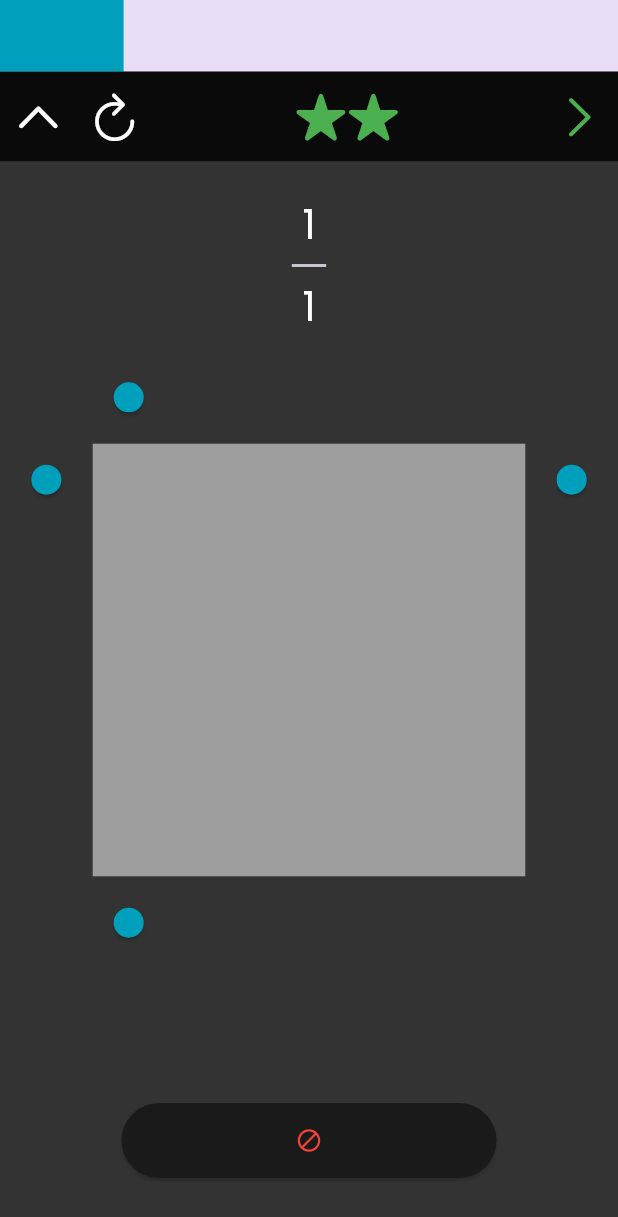
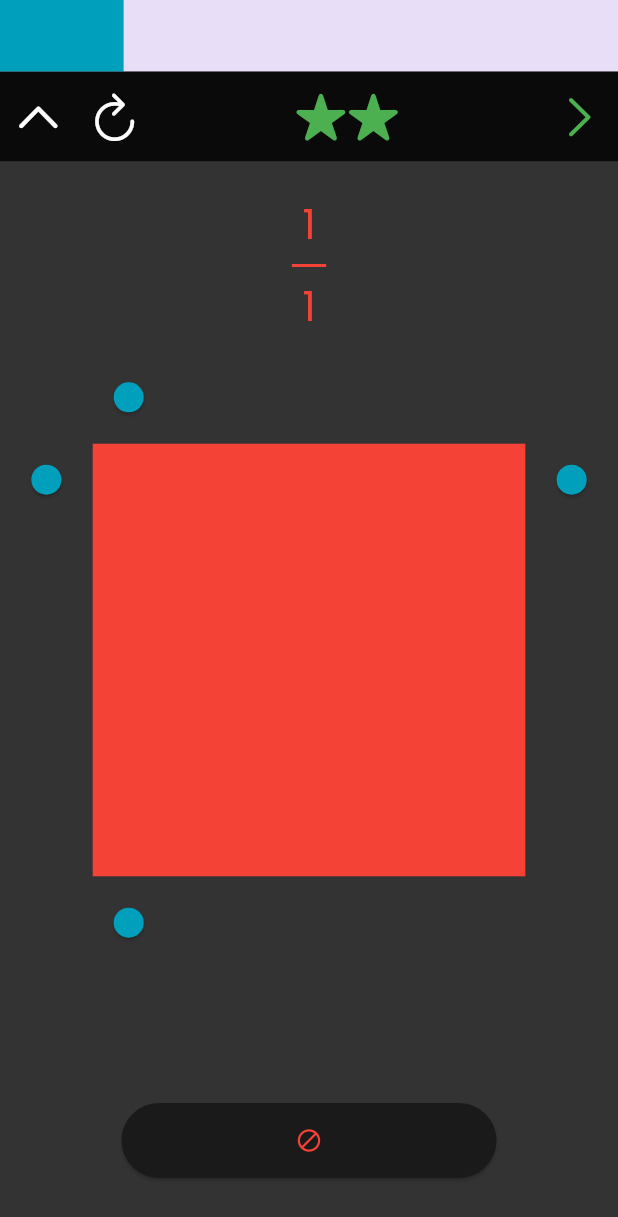
Before and after one commit to Fatah03111995/challange_submission, a Flutter app: the screen it shows after launch, after a tap on "Next", on a phone screen of 412 x 824 dp. Shown: the top 1217 px of the screen. Run offline on Flutter 3.47's test engine with Material 3 defaults, Android fonts, the phone set to English and light mode, and no system bars; our stand-ins replace bloc, equatable, flutter_bloc, flutter_screenutil, fluttertoast, google_fonts.

Commit message:
feat : finishing

```diff
--- a/lib/ui/pages/grid_game.dart
+++ b/lib/ui/pages/grid_game.dart
@@ -1,5 +1,7 @@
 import 'package:challange_submission/core/bloc/game_prop/game_prop_cubit.dart';
 import 'package:challange_submission/core/bloc/game_prop/game_prop_state.dart';
+import 'package:challange_submission/core/bloc/quiz/quiz_bloc.dart';
+import 'package:challange_submission/core/bloc/quiz/quiz_state.dart';
 import 'package:challange_submission/core/model/question_model.dart';
 import 'package:challange_submission/core/theme/my_color.dart';
 import 'package:challange_submission/core/theme/text_styles.dart';
@@ -52,23 +54,46 @@ class _GridGameState extends State<GridGame> {
                   return state.question!;
                 },
                 builder: (context, question) {
+                  return BlocSelector<QuizBloc, QuizState, bool?>(
+                    selector: (state) {
+                      /// RESPONSE ON RESULT TEST
+                      if (state is QuizSuccess) {
+                        return state.result;
+                      }
+                      return null;
+                    },
+                    builder: (context, quizResult) {
                       return Column(
                         crossAxisAlignment: CrossAxisAlignment.center,
                         mainAxisSize: MainAxisSize.min,
                         children: [
                           Text(
                             '${question.nominator}',
-                        style: TextStyles.l.copyWith(color: Colors.white),
+                            style: TextStyles.l.copyWith(
+                                color: quizResult == null
+                                    ? Colors.white
+                                    : quizResult
+                                        ? Colors.green
+                                        : Colors.red),
                           ),
                           SizedBox(
                             width: 20.w,
-                        child: const Divider(
+                            child: Divider(
                                 thickness: 2,
-                        ),
+                                color: quizResult == null
+                                    ? Colors.white
+                                    : quizResult
+                                        ? Colors.green
+                                        : Colors.red),
                           ),
                           Text(
                             '${question.denominator}',
-                        style: TextStyles.l.copyWith(color: Colors.white),
+                            style: TextStyles.l.copyWith(
+                                color: quizResult == null
+                                    ? Colors.white
+                                    : quizResult
+                                        ? Colors.green
+                                        : Colors.red),
                           ),
                           const SizedBox(height: 10),
                           Column(
@@ -110,6 +135,8 @@ class _GridGameState extends State<GridGame> {
                         ],
                       );
                     },
+                  );
+                },
               ),
             ),
 
--- a/lib/ui/widget/grid_square.dart
+++ b/lib/ui/widget/grid_square.dart
@@ -32,15 +32,15 @@ class GridSquare extends StatelessWidget {
                 .read<QuizBloc>()
                 .add(ChangeDenominator(newDenominator: itemCount));
 
-            return BlocSelector<QuizBloc, QuizState, bool>(
+            return BlocSelector<QuizBloc, QuizState, bool?>(
               selector: (state) {
                 /// RESPONSE ON RESULT TEST
                 if (state is QuizSuccess) {
                   return state.result;
                 }
-                return true;
+                return null;
               },
-              builder: (context, quizState) {
+              builder: (context, quizResult) {
                 return BlocBuilder<GridCubit, GridState>(
                   builder: (context, gridState) {
                     context.read<QuizBloc>().add(ChangeNominator(
@@ -60,8 +60,13 @@ class GridSquare extends StatelessWidget {
                             context.read<GridCubit>().toggleSelection(index);
                           },
                           child: Container(
-                            color: isSelected ? MyColor.blue1 : Colors.grey,
-                          ),
+                              color: quizResult == null
+                                  ? isSelected
+                                      ? MyColor.blue1
+                                      : Colors.grey
+                                  : quizResult
+                                      ? Colors.green
+                                      : Colors.red),
                         );
                       },
                     );
```
Lines whose indentation alone changed are shown as unchanged.
